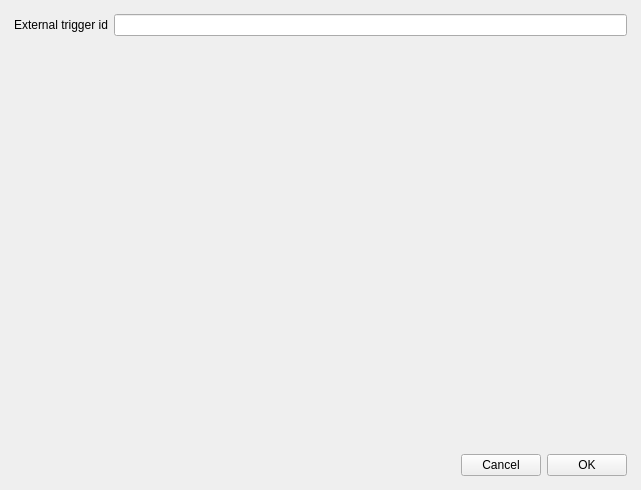
Before: the Qt Designer form wfnodeedit_dialog.ui in cplauncher/CPLauncher, drawn with Qt 5.
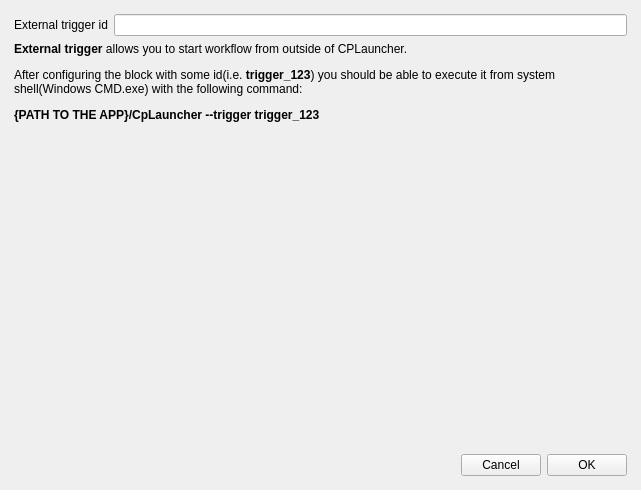
After: the same form once the commit is applied. The open tabs and pages were chosen to show the change. Custom widgets are drawn as their Qt base class.

```diff
--- a/wfnodeedit_dialog.ui
+++ b/wfnodeedit_dialog.ui
@@ -318,6 +318,22 @@
          </property>
         </widget>
        </item>
+       <item row="1" column="0" colspan="2">
+        <widget class="QLabel" name="label_20">
+         <property name="sizePolicy">
+          <sizepolicy hsizetype="Preferred" vsizetype="Minimum">
+           <horstretch>0</horstretch>
+           <verstretch>0</verstretch>
+          </sizepolicy>
+         </property>
+         <property name="text">
+          <string>&lt;html&gt;&lt;head/&gt;&lt;body&gt;&lt;p&gt;&lt;span style=&quot; font-weight:700;&quot;&gt;External trigger&lt;/span&gt; allows you to start workflow from outside of CPLauncher.&lt;/p&gt;&lt;p&gt;After configuring the block with some id(i.e. &lt;span style=&quot; font-weight:700;&quot;&gt;trigger_123&lt;/span&gt;) you should be able to execute it from system shell(Windows CMD.exe) with the following command:&lt;/p&gt;&lt;p&gt;&lt;span style=&quot; font-weight:700;&quot;&gt;{PATH TO THE APP}/CpLauncher --trigger trigger_123&lt;/span&gt;&lt;/p&gt;&lt;/body&gt;&lt;/html&gt;</string>
+         </property>
+         <property name="wordWrap">
+          <bool>true</bool>
+         </property>
+        </widget>
+       </item>
       </layout>
      </widget>
      <widget class="QWidget" name="extScriptPanel">
```
Left out of the diff: 4 changed lines with no effect on the pictures.
